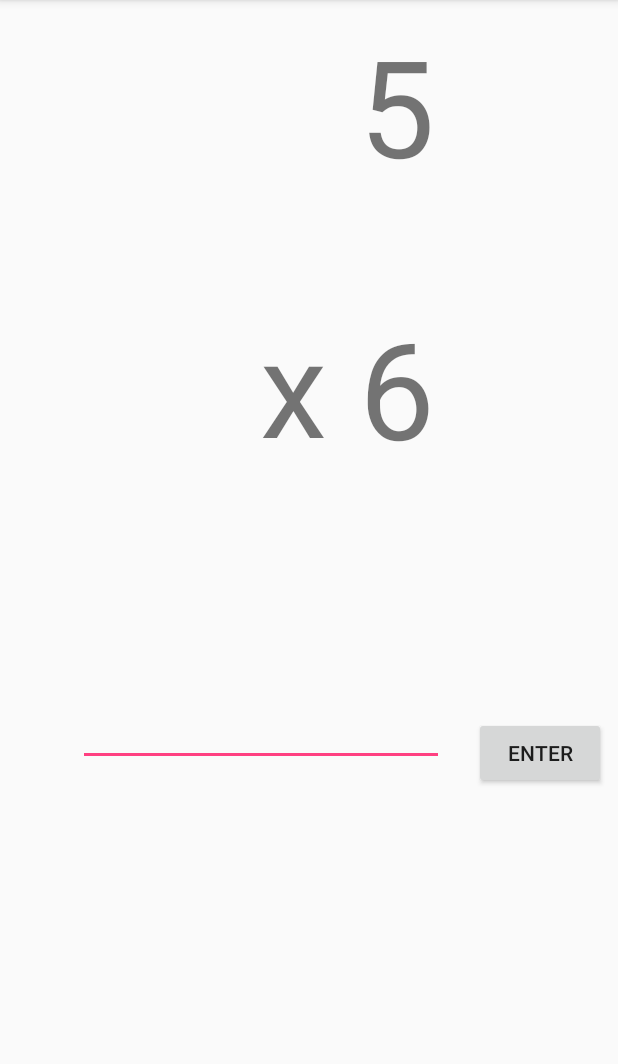
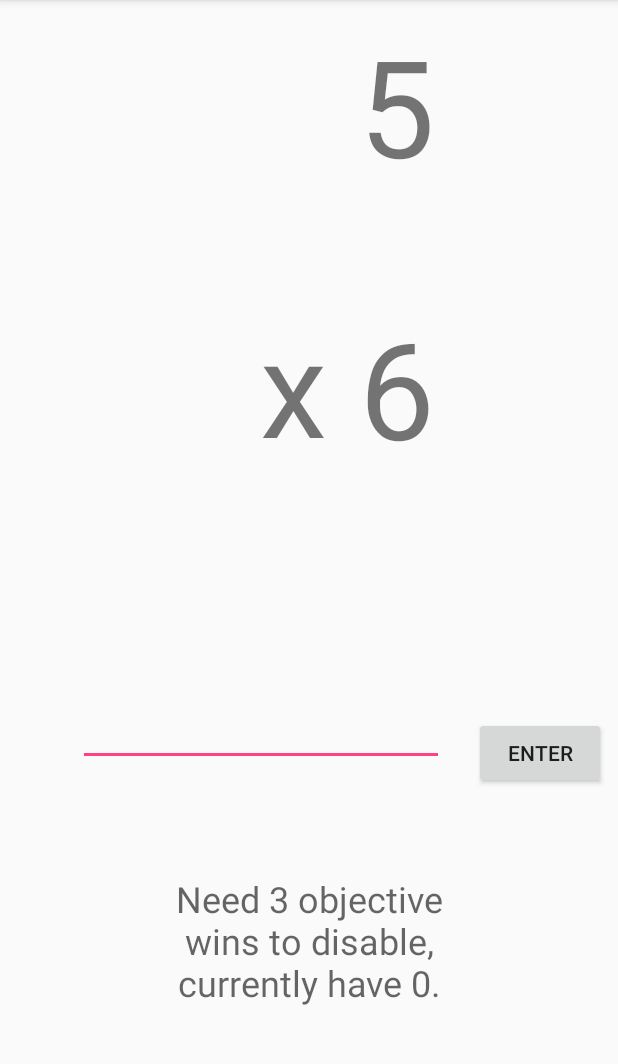
Before and after one commit to lock14/alarming, an Android app: the MathObjective screen opened directly, with no data from a screen before it, on a phone screen of 412 x 824 dp, the part 84-1148 px from its top. Run offline under Robolectric (Android 15) with nearby library versions, the phone set to English and light mode, and no system bars.

Commit message:
added demo or objective completion information at the bottom of objectives

```diff
--- a/app/src/main/java/cs371m/alarming/EditObjective.java
+++ b/app/src/main/java/cs371m/alarming/EditObjective.java
@@ -27,8 +27,8 @@ public class EditObjective extends AppCompatActivity {
         imageViews.add(mathImageView);
         imageViews.add(ticTactToeImageView);
         objectiveCode = 0;
-        //selectObjective(mathImageView);
-        selectObjective(ticTactToeImageView);
+        selectObjective(mathImageView);
+        //selectObjective(ticTactToeImageView);
     }
 
     @Override
--- a/app/src/main/java/cs371m/alarming/MathObjective.java
+++ b/app/src/main/java/cs371m/alarming/MathObjective.java
@@ -2,16 +2,11 @@ package cs371m.alarming;
 
 import android.app.Activity;
 import android.content.Intent;
+import android.os.Bundle;
 import android.support.v7.app.AppCompatActivity;
-import android.os.Bundle;
-import android.view.Menu;
-import android.view.MenuInflater;
-import android.view.MenuItem;
 import android.view.View;
-import android.widget.Button;
 import android.widget.EditText;
 import android.widget.TextView;
-import android.widget.TimePicker;
 
 import java.util.Random;
 
@@ -22,6 +17,7 @@ public class MathObjective extends AppCompatActivity {
     private MathFunctor operator;
     private Random random;
     private boolean demoMode;
+    private TextView completionTextView;
 
     @Override
     protected void onCreate(Bundle savedInstanceState) {
@@ -33,6 +29,12 @@ public class MathObjective extends AppCompatActivity {
         random = new Random();
         chooseRandomProblem();
         setGuiCompoents();
+        completionTextView = (TextView) findViewById(R.id.math_objective_completions);
+        if (!demoMode) {
+            completionTextView.setText("Need 3 objective wins to disable, currently have " + (3 - completion_count) + ".");
+        } else {
+            completionTextView.setText("DEMO");
+        }
     }
 
     public void submitAnswer(View view) {
@@ -40,6 +42,7 @@ public class MathObjective extends AppCompatActivity {
         int answer = Integer.parseInt(String.valueOf(answerText.getText()));
         if (answer == operator.doOperation(operand1, operand2)) {
             --completion_count;
+            completionTextView.setText("Need 3 objective wins to disable, currently have " + (3 - completion_count) + ".");
             if (!demoMode && completion_count == 0) {
                 Intent result = new Intent();
                 setResult(Activity.RESULT_OK, result);
--- a/app/src/main/java/cs371m/alarming/TicTacToeObjective.java
+++ b/app/src/main/java/cs371m/alarming/TicTacToeObjective.java
@@ -21,7 +21,7 @@ public class TicTacToeObjective extends AppCompatActivity {
     @Override
     protected void onCreate(Bundle savedInstanceState) {
         super.onCreate(savedInstanceState);
-        setContentView(R.layout.activity_android_tic_tac_toe);
+        setContentView(R.layout.activity_edit_tic_tac_toe);
         mBoardButtons = new Button[TicTacToeGame.BOARD_SIZE];
         mBoardButtons[0] = (Button) findViewById(R.id.one);
         mBoardButtons[1] = (Button) findViewById(R.id.two);
--- a/app/src/main/res/layout/activity_math_objective.xml
+++ b/app/src/main/res/layout/activity_math_objective.xml
@@ -92,4 +92,21 @@
         app:layout_constraintVertical_bias="0.668"
         app:layout_constraintLeft_toRightOf="@+id/answer_text" />
 
+    <TextView
+        android:id="@+id/math_objective_completions"
+        android:layout_width="215dp"
+        android:layout_height="wrap_content"
+        android:layout_weight="0.21"
+        android:text=""
+        android:textAlignment="center"
+        android:textAppearance="@style/TextAppearance.AppCompat.Caption"
+        android:textSize="24sp"
+        android:layout_marginTop="72dp"
+        app:layout_constraintTop_toBottomOf="@+id/answer_text"
+        android:layout_marginRight="8dp"
+        app:layout_constraintRight_toRightOf="parent"
+        android:layout_marginLeft="8dp"
+        app:layout_constraintLeft_toLeftOf="parent"
+        app:layout_constraintHorizontal_bias="0.503" />
+
 </android.support.constraint.ConstraintLayout>
```
Also changed, not shown: app/src/main/res/layout/activity_edit_tic_tac_toe.xml (renamed from app/src/main/res/layout/activity_android_tic_tac_toe.xml).
